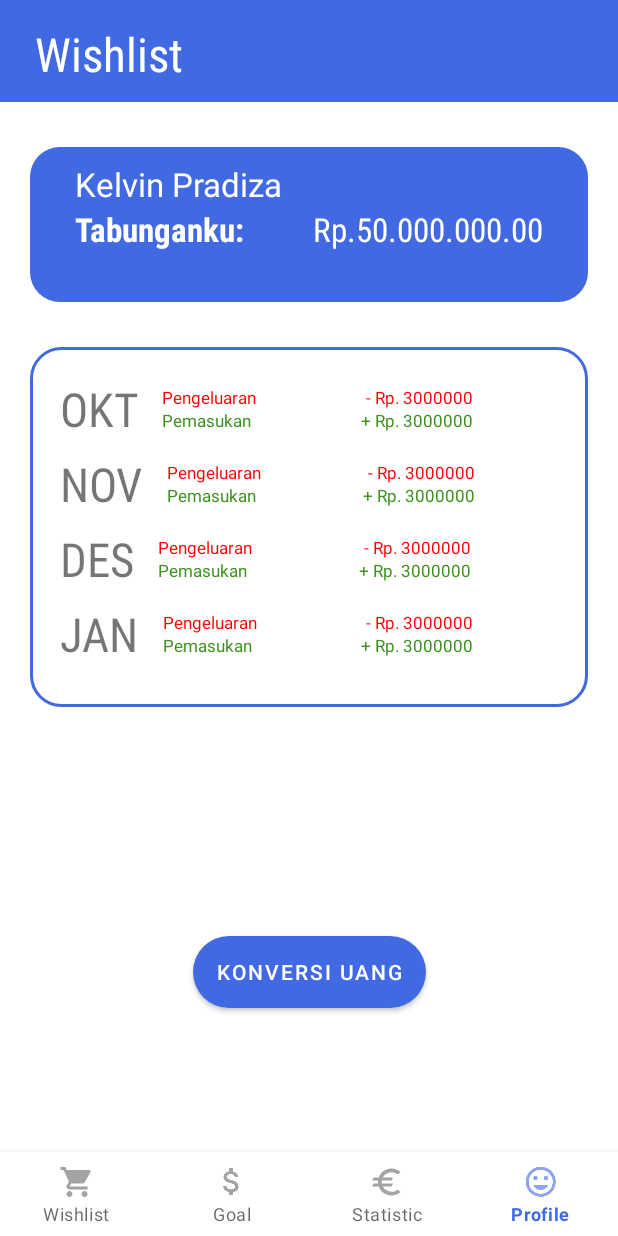
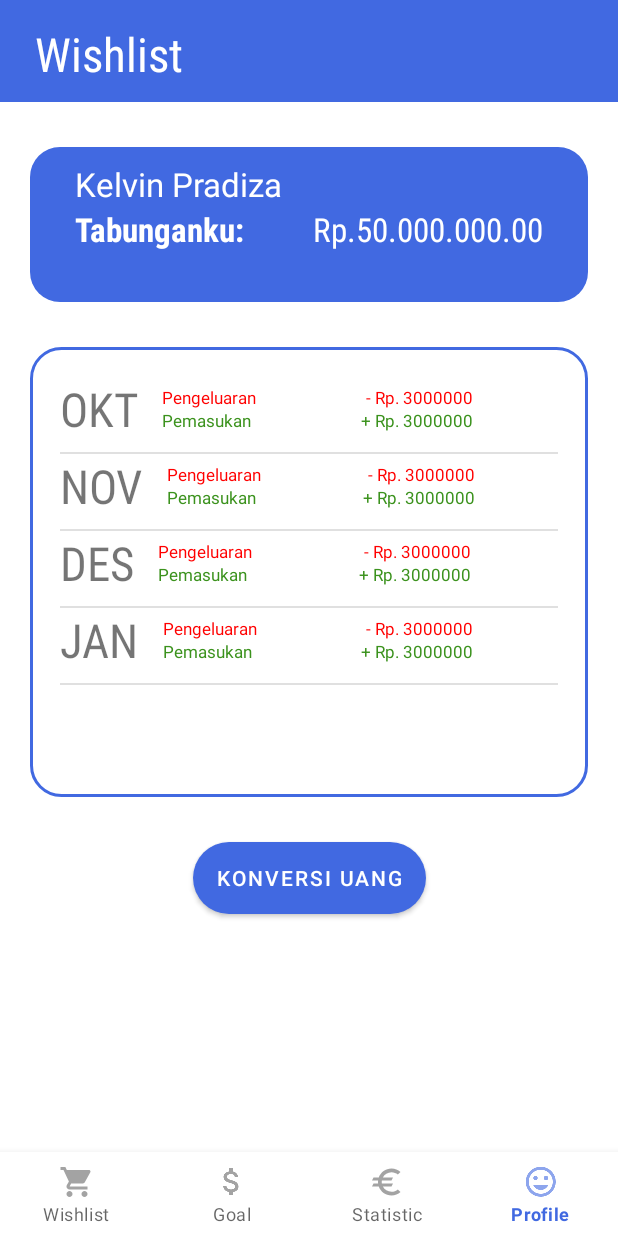
Before and after one commit to Diba15/TubesNabung, an Android app: the screen it shows after launch (MainActivity), item 4 of the bottom bar chosen, on a phone screen of 412 x 824 dp. Run offline under Robolectric (Android 15) with nearby library versions, the light colour scheme and no system bars; libraries missing offline, so code that uses them is left out: com.anychart, com.anychart.chart, com.anychart.charts; 2 statements that could not run were skipped.

Commit message:
Ubah Fragment Profile

```diff
--- a/app/src/main/java/com/d3if2089/contohpt2/ui/ProfileFragment.kt
+++ b/app/src/main/java/com/d3if2089/contohpt2/ui/ProfileFragment.kt
@@ -5,6 +5,8 @@ import android.view.LayoutInflater
 import android.view.View
 import android.view.ViewGroup
 import androidx.fragment.app.Fragment
+import androidx.recyclerview.widget.DividerItemDecoration
+import androidx.recyclerview.widget.RecyclerView
 import com.d3if2089.contohpt2.data.History
 import com.d3if2089.contohpt2.MainAdapter
 import com.d3if2089.contohpt2.databinding.FragmentProfileBinding
@@ -40,6 +42,7 @@ class ProfileFragment : Fragment() {
     ): View? {
         binding = FragmentProfileBinding.inflate(layoutInflater, container , false)
         with(binding.recyclerView) {
+            addItemDecoration(DividerItemDecoration(context,RecyclerView.VERTICAL))
             adapter = MainAdapter(getData())
             setHasFixedSize(true)
         }
--- a/app/src/main/res/layout/fragment_profile.xml
+++ b/app/src/main/res/layout/fragment_profile.xml
@@ -57,7 +57,7 @@
     <RelativeLayout
         android:id="@+id/history"
         android:layout_width="match_parent"
-        android:layout_height="wrap_content"
+        android:layout_height="300dp"
         android:layout_marginTop="30dp"
         android:layout_marginLeft="20dp"
         android:layout_marginRight="20dp"
@@ -78,12 +78,10 @@
         android:layout_width="wrap_content"
         android:layout_height="wrap_content"
         android:text="@string/konversi_uang"
+        android:layout_marginTop="30dp"
         app:layout_constraintTop_toBottomOf="@+id/history"
         android:background="@drawable/radius_button"
-        app:layout_constraintBottom_toBottomOf="parent"
         app:layout_constraintStart_toStartOf="parent"
         app:layout_constraintEnd_toEndOf="parent"/>
 
-    <!-- TODO: Update blank fragment layout -->
-
 </androidx.constraintlayout.widget.ConstraintLayout>
```
